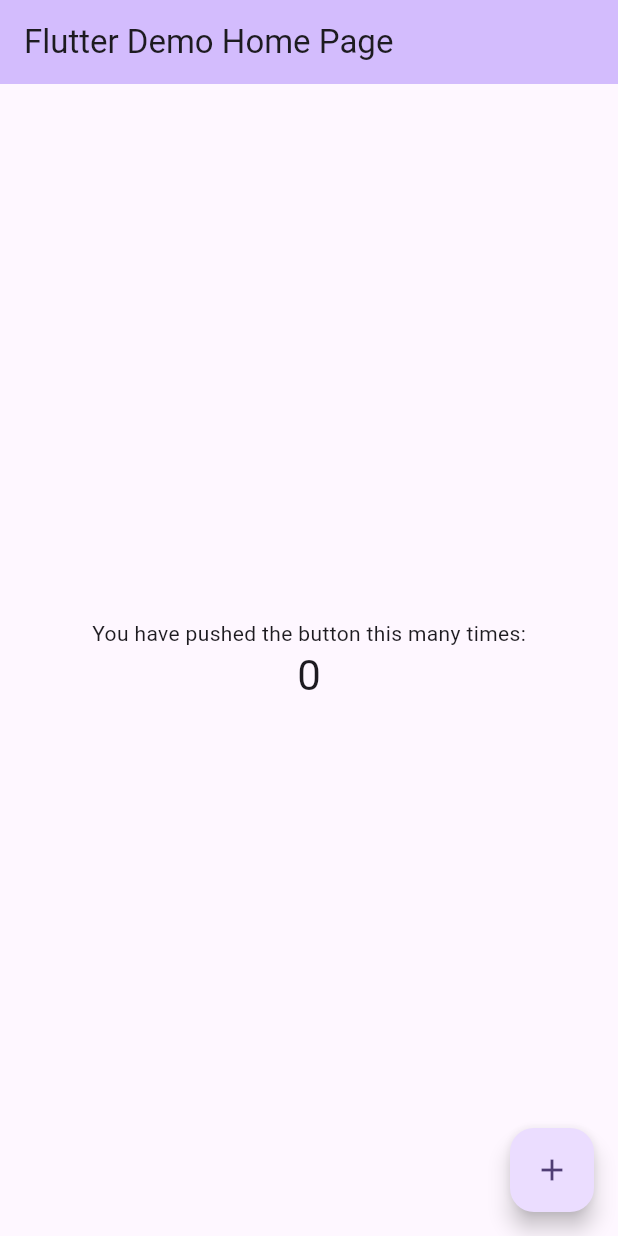
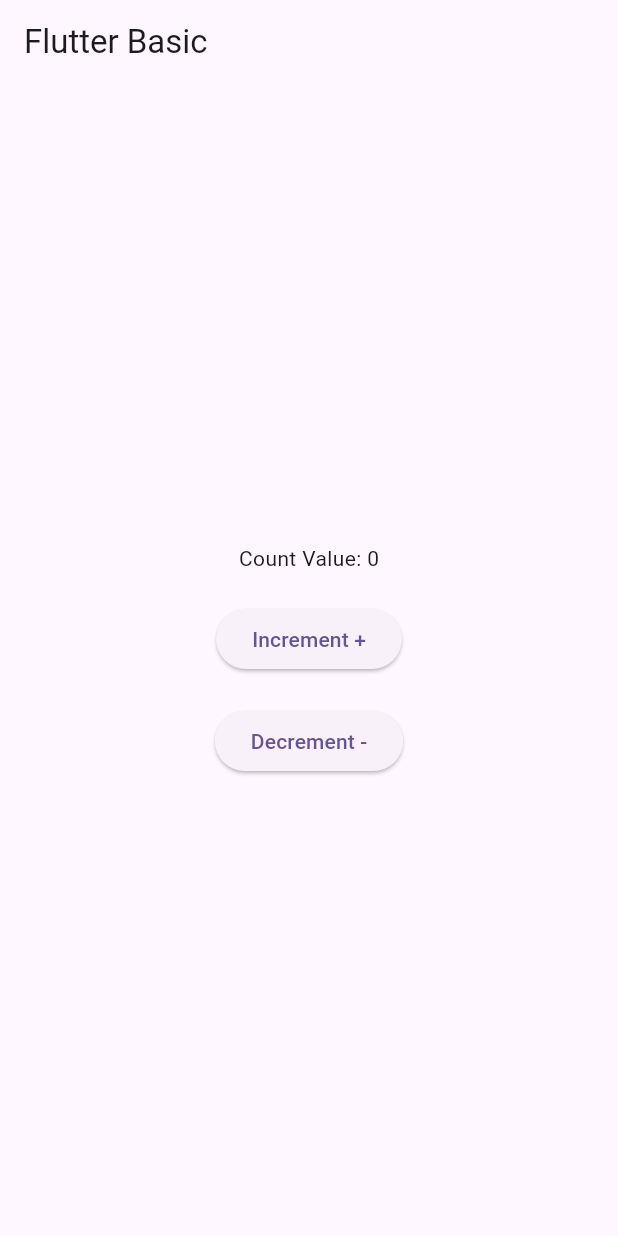
Before and after one commit to ashraful-chowdhury/flutter_basic, a Flutter app: the screen it shows after launch, on a phone screen of 412 x 824 dp. Run offline on Flutter 3.47's test engine with Material 2 defaults, Android fonts, the phone set to English and light mode, and no system bars; our stand-ins replace auto_route, bloc, flutter_bloc.

Commit message:
feat: counter feature

```diff
--- a/lib/main.dart
+++ b/lib/main.dart
@@ -1,125 +1,6 @@
 import 'package:flutter/material.dart';
+import 'package:flutter_basic/presentation/app.dart';
 
 void main() {
   runApp(const MyApp());
 }
-
-class MyApp extends StatelessWidget {
-  const MyApp({super.key});
-
-  // This widget is the root of your application.
-  @override
-  Widget build(BuildContext context) {
-    return MaterialApp(
-      title: 'Flutter Demo',
-      theme: ThemeData(
-        // This is the theme of your application.
-        //
-        // TRY THIS: Try running your application with "flutter run". You'll see
-        // the application has a blue toolbar. Then, without quitting the app,
-        // try changing the seedColor in the colorScheme below to Colors.green
-        // and then invoke "hot reload" (save your changes or press the "hot
-        // reload" button in a Flutter-supported IDE, or press "r" if you used
-        // the command line to start the app).
-        //
-        // Notice that the counter didn't reset back to zero; the application
-        // state is not lost during the reload. To reset the state, use hot
-        // restart instead.
-        //
-        // This works for code too, not just values: Most code changes can be
-        // tested with just a hot reload.
-        colorScheme: ColorScheme.fromSeed(seedColor: Colors.deepPurple),
-        useMaterial3: true,
-      ),
-      home: const MyHomePage(title: 'Flutter Demo Home Page'),
-    );
-  }
-}
-
-class MyHomePage extends StatefulWidget {
-  const MyHomePage({super.key, required this.title});
-
-  // This widget is the home page of your application. It is stateful, meaning
-  // that it has a State object (defined below) that contains fields that affect
-  // how it looks.
-
-  // This class is the configuration for the state. It holds the values (in this
-  // case the title) provided by the parent (in this case the App widget) and
-  // used by the build method of the State. Fields in a Widget subclass are
-  // always marked "final".
-
-  final String title;
-
-  @override
-  State<MyHomePage> createState() => _MyHomePageState();
-}
-
-class _MyHomePageState extends State<MyHomePage> {
-  int _counter = 0;
-
-  void _incrementCounter() {
-    setState(() {
-      // This call to setState tells the Flutter framework that something has
-      // changed in this State, which causes it to rerun the build method below
-      // so that the display can reflect the updated values. If we changed
-      // _counter without calling setState(), then the build method would not be
-      // called again, and so nothing would appear to happen.
-      _counter++;
-    });
-  }
-
-  @override
-  Widget build(BuildContext context) {
-    // This method is rerun every time setState is called, for instance as done
-    // by the _incrementCounter method above.
-    //
-    // The Flutter framework has been optimized to make rerunning build methods
-    // fast, so that you can just rebuild anything that needs updating rather
-    // than having to individually change instances of widgets.
-    return Scaffold(
-      appBar: AppBar(
-        // TRY THIS: Try changing the color here to a specific color (to
-        // Colors.amber, perhaps?) and trigger a hot reload to see the AppBar
-        // change color while the other colors stay the same.
-        backgroundColor: Theme.of(context).colorScheme.inversePrimary,
-        // Here we take the value from the MyHomePage object that was created by
-        // the App.build method, and use it to set our appbar title.
-        title: Text(widget.title),
-      ),
-      body: Center(
-        // Center is a layout widget. It takes a single child and positions it
-        // in the middle of the parent.
-        child: Column(
-          // Column is also a layout widget. It takes a list of children and
-          // arranges them vertically. By default, it sizes itself to fit its
-          // children horizontally, and tries to be as tall as its parent.
-          //
-          // Column has various properties to control how it sizes itself and
-          // how it positions its children. Here we use mainAxisAlignment to
-          // center the children vertically; the main axis here is the vertical
-          // axis because Columns are vertical (the cross axis would be
-          // horizontal).
-          //
-          // TRY THIS: Invoke "debug painting" (choose the "Toggle Debug Paint"
-          // action in the IDE, or press "p" in the console), to see the
-          // wireframe for each widget.
-          mainAxisAlignment: MainAxisAlignment.center,
-          children: <Widget>[
-            const Text(
-              'You have pushed the button this many times:',
-            ),
-            Text(
-              '$_counter',
-              style: Theme.of(context).textTheme.headlineMedium,
-            ),
-          ],
-        ),
-      ),
-      floatingActionButton: FloatingActionButton(
-        onPressed: _incrementCounter,
-        tooltip: 'Increment',
-        child: const Icon(Icons.add),
-      ), // This trailing comma makes auto-formatting nicer for build methods.
-    );
-  }
-}
--- /dev/null
+++ b/lib/presentation/app.dart
@@ -0,0 +1,21 @@
+import 'package:flutter/material.dart';
+import 'package:flutter_basic/presentation/routes/router.dart';
+
+class MyApp extends StatelessWidget {
+  const MyApp({super.key});
+
+  @override
+  Widget build(BuildContext context) {
+    final appRouter = AppRouter();
+
+    return MaterialApp.router(
+      title: 'Flutter Demo',
+      debugShowCheckedModeBanner: false,
+      theme: ThemeData(
+        colorScheme: ColorScheme.fromSeed(seedColor: Colors.deepPurple),
+        useMaterial3: true,
+      ),
+      routerConfig: appRouter.config(),
+    );
+  }
+}
--- /dev/null
+++ b/lib/presentation/feature/counter/counter_screen.dart
@@ -0,0 +1,18 @@
+import 'package:auto_route/auto_route.dart';
+import 'package:flutter/material.dart';
+import 'package:flutter_basic/presentation/feature/counter/cubit/counter_cubit.dart';
+import 'package:flutter_basic/presentation/feature/counter/ui/counter_body.dart';
+import 'package:flutter_bloc/flutter_bloc.dart';
+
+@RoutePage()
+class CounterScreen extends StatelessWidget {
+  const CounterScreen({super.key});
+
+  @override
+  Widget build(BuildContext context) {
+    return BlocProvider<CounterCubit>(
+      create: (context) => CounterCubit(),
+      child: const CounterBody(),
+    );
+  }
+}
--- /dev/null
+++ b/lib/presentation/feature/counter/cubit/counter_cubit.dart
@@ -0,0 +1,15 @@
+import 'package:bloc/bloc.dart';
+
+part 'counter_state.dart';
+
+class CounterCubit extends Cubit<CounterState> {
+  CounterCubit() : super(CounterState(count: 0));
+
+  void increment() {
+    emit(CounterState(count: state.count + 1));
+  }
+
+  void decrement() {
+    emit(CounterState(count: state.count - 1));
+  }
+}
--- /dev/null
+++ b/lib/presentation/feature/counter/cubit/counter_state.dart
@@ -0,0 +1,9 @@
+part of 'counter_cubit.dart';
+
+class CounterState {
+  final int count;
+
+  CounterState({
+    required this.count,
+  });
+}
--- /dev/null
+++ b/lib/presentation/feature/counter/ui/counter_body.dart
@@ -0,0 +1,42 @@
+import 'package:flutter/material.dart';
+import 'package:flutter_basic/presentation/feature/counter/cubit/counter_cubit.dart';
+import 'package:flutter_bloc/flutter_bloc.dart';
+
+class CounterBody extends StatelessWidget {
+  const CounterBody({super.key});
+
+  @override
+  Widget build(BuildContext context) {
+    return Scaffold(
+      appBar: AppBar(
+        title: const Text('Flutter Basic'),
+      ),
+      body: Center(
+        child: Column(
+          mainAxisAlignment: MainAxisAlignment.center,
+          children: [
+            BlocBuilder<CounterCubit, CounterState>(
+              builder: (context, state) {
+                return Text('Count Value: ${state.count}');
+              },
+            ),
+            const SizedBox(height: 20),
+            ElevatedButton(
+              onPressed: () {
+                context.read<CounterCubit>().increment();
+              },
+              child: const Text('Increment +'),
+            ),
+            const SizedBox(height: 20),
+            ElevatedButton(
+              onPressed: () {
+                context.read<CounterCubit>().decrement();
+              },
+              child: const Text('Decrement -'),
+            )
+          ],
+        ),
+      ),
+    );
+  }
+}
--- /dev/null
+++ b/lib/presentation/routes/router.dart
@@ -0,0 +1,10 @@
+import 'package:auto_route/auto_route.dart';
+import 'package:flutter_basic/presentation/routes/router.gr.dart';
+
+@AutoRouterConfig()
+class AppRouter extends $AppRouter {
+  @override
+  List<AutoRoute> get routes => [
+        AutoRoute(path: '/', page: CounterRoute.page),
+      ];
+}
```
Also changed, not shown: pubspec.yaml (+7 -70 lines), lib/presentation/routes/router.gr.dart (added), pubspec.lock, 1 other file.
